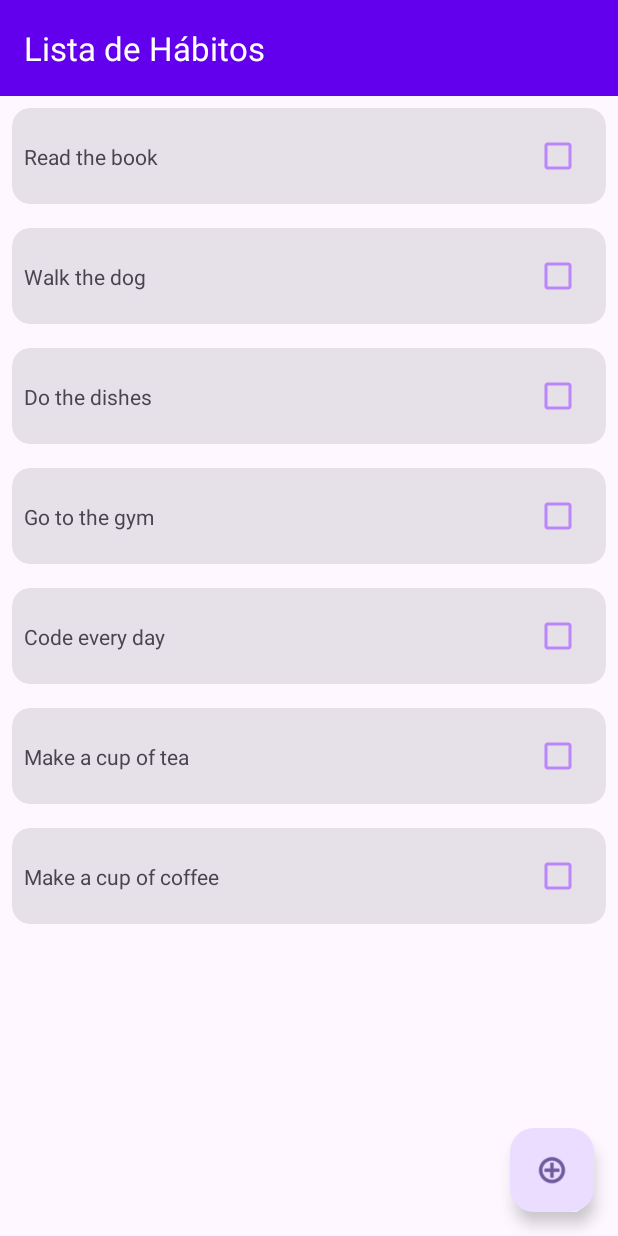
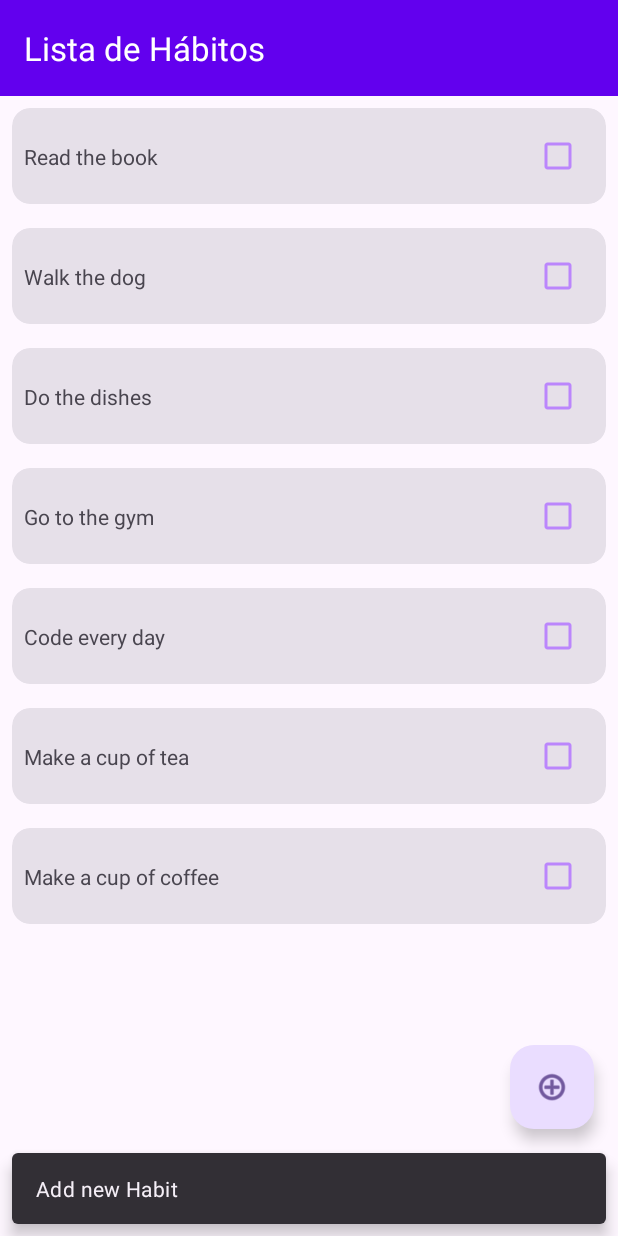
Before and after one commit to lucasmontano/carreiranomundomobile, an Android app: the screen it shows after launch (MainActivity), after a tap on an icon or button, on a phone screen of 412 x 824 dp. Run offline under Robolectric (Android 15) with nearby library versions, the phone set to English and light mode, and no system bars; our stand-ins replace navigation-ui.

```diff
--- a/app/src/main/java/com/lucasmontano/carreiranomundomobile/MainActivity.kt
+++ b/app/src/main/java/com/lucasmontano/carreiranomundomobile/MainActivity.kt
@@ -6,7 +6,7 @@ import androidx.navigation.findNavController
 import androidx.navigation.ui.AppBarConfiguration
 import androidx.navigation.ui.navigateUp
 import androidx.navigation.ui.setupActionBarWithNavController
-import com.lucasmontano.carreiranomundomobile.dummy.MockHabits
+import com.google.android.material.snackbar.Snackbar
 import com.lucasmontano.carreiranomundomobile.databinding.ActivityMainBinding
 
 class MainActivity : AppCompatActivity() {
@@ -22,8 +22,11 @@ class MainActivity : AppCompatActivity() {
     setSupportActionBar(binding.toolbar)
     setupNavigation()
 
-    binding.fab.setOnClickListener {
-      MockHabits.addRandomHabit()
+    binding.fab.setOnClickListener { view ->
+      Snackbar
+        .make(view, "Add new Habit", Snackbar.LENGTH_LONG)
+        .setAction("Add", null)
+        .show()
     }
   }
 
--- a/app/src/main/java/com/lucasmontano/carreiranomundomobile/dummy/MockHabits.kt
+++ b/app/src/main/java/com/lucasmontano/carreiranomundomobile/dummy/MockHabits.kt
@@ -45,29 +45,4 @@ object MockHabits {
       isCompleted = false
     )
   )
-
-  fun addRandomHabit() {
-    val habitItem = HabitItem(
-      id = UUID.randomUUID().toString(),
-      title = habitsTitle[Random().nextInt(habitsTitle.size)],
-      isCompleted = false
-    )
-    habitItemList.add(habitItem)
-  }
-
-  private val habitsTitle = listOf(
-    "Read the book",
-    "Walk the dog",
-    "Do the dishes",
-    "Go to the gym",
-    "Code every day",
-    "Make a cup of tea",
-    "Make a cup of coffee",
-    "Make the bed",
-    "Have a nice day",
-    "Eat some food",
-    "Drink some water",
-    "Relax",
-    "Meditate",
-  )
 }
```
